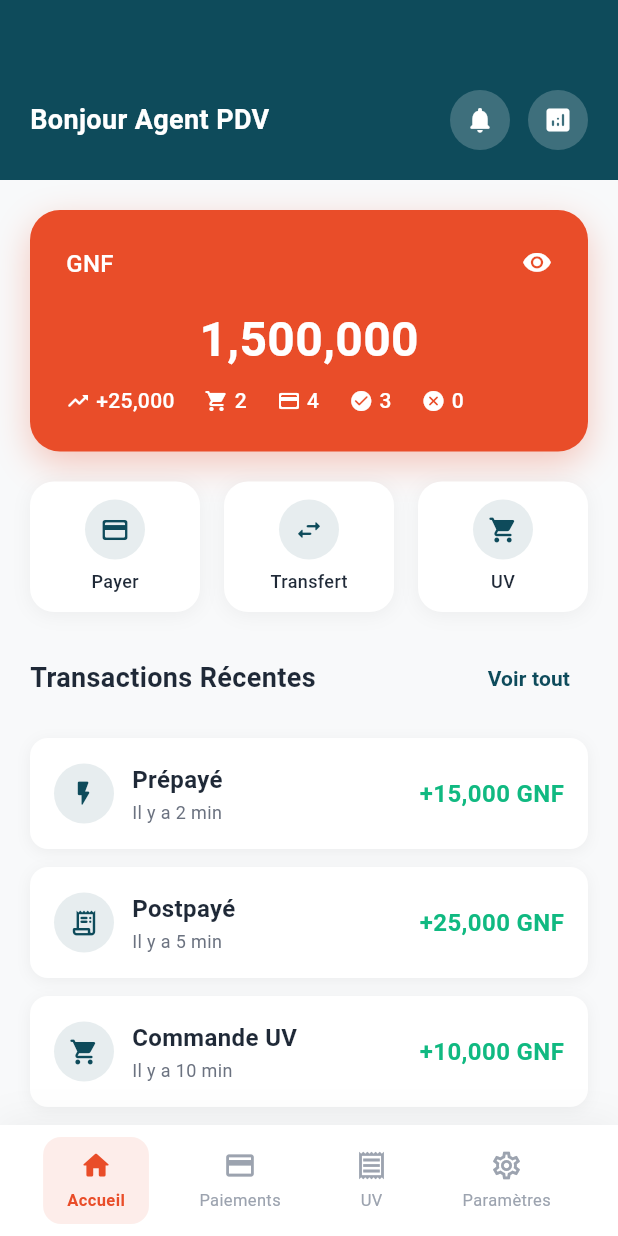
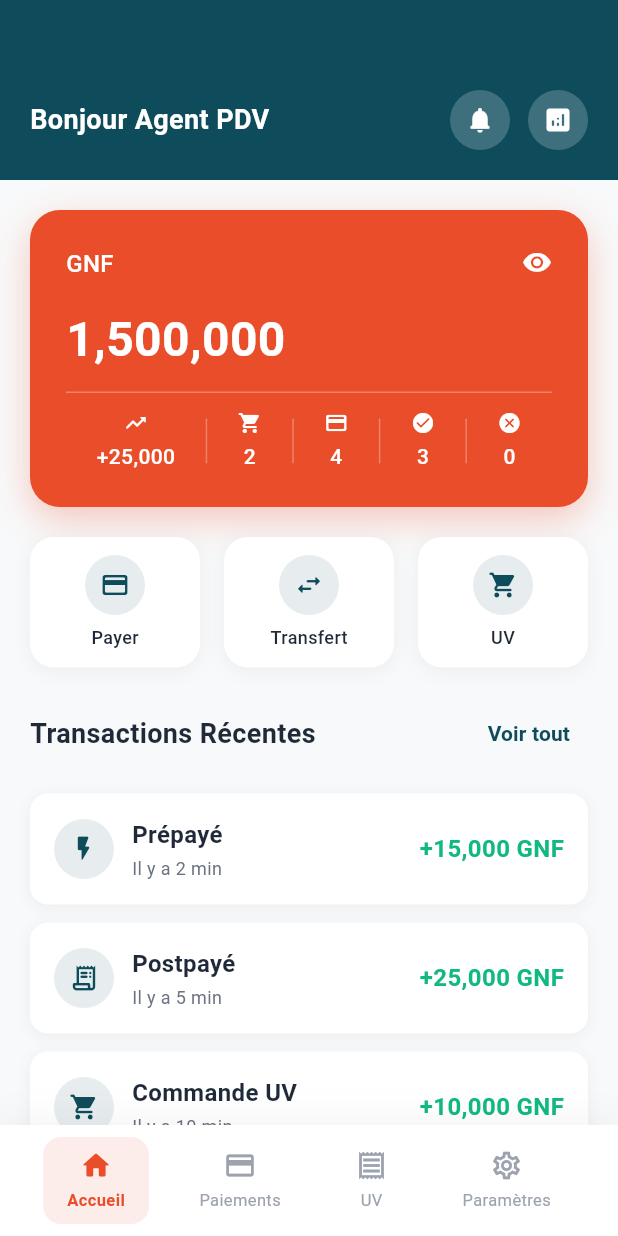
Before and after one commit to medchelios/pdv-baaf, a Flutter app: the HomeScreen screen opened by its route, on a phone screen of 412 x 824 dp. Run offline on Flutter 3.47's test engine with Material 3 defaults, Android fonts, the phone set to English and light mode, and no system bars; our stand-ins replace logger, shared_preferences; accounts and stored records are empty; Roboto replaces fonts that are missing (Futura).

Commit message:
Refactor HomeScreen layout to improve statistics display and navigation. Introduce helper methods for building stat items and vertical dividers. Update navigation to UVOrdersScreen and replace placeholder UV page with the actual screen.

```diff
--- a/lib/screens/home_screen.dart
+++ b/lib/screens/home_screen.dart
@@ -5,6 +5,7 @@ import '../services/auth_service.dart';
 import 'payment_type_screen.dart';
 import 'settings_screen.dart';
 import 'dashboard_screen.dart';
+import 'uv_orders_screen.dart';
 
 class HomeScreen extends StatefulWidget {
   const HomeScreen({super.key});
@@ -201,8 +202,7 @@ class _HomeScreenState extends State<HomeScreen> {
             ],
           ),
           const SizedBox(height: 16),
-          const Center(
-            child: Text(
+          const Text(
             '1,500,000',
             style: TextStyle(
               fontSize: 32,
@@ -210,87 +210,60 @@ class _HomeScreenState extends State<HomeScreen> {
               color: Colors.white,
             ),
           ),
+          const SizedBox(height: 12),
+          Container(
+            height: 1,
+            color: Colors.white.withValues(alpha: 0.3),
           ),
-          const SizedBox(height: 8),
+          const SizedBox(height: 12),
           Row(
+            mainAxisAlignment: MainAxisAlignment.spaceEvenly,
             children: [
-              const Icon(
-                Icons.trending_up_rounded,
+              _buildStatItem(Icons.trending_up_rounded, '+25,000'),
+              _buildVerticalDivider(),
+              _buildStatItem(Icons.shopping_cart_rounded, '2'),
+              _buildVerticalDivider(),
+              _buildStatItem(Icons.payment_rounded, '4'),
+              _buildVerticalDivider(),
+              _buildStatItem(Icons.check_circle_rounded, '3'),
+              _buildVerticalDivider(),
+              _buildStatItem(Icons.cancel_rounded, '0'),
+            ],
+          ),
+        ],
+      ),
+    );
+  }
+
+  Widget _buildStatItem(IconData icon, String value) {
+    return Column(
+      mainAxisSize: MainAxisSize.min,
+      children: [
+        Icon(
+          icon,
           color: Colors.white,
           size: 16,
         ),
-              const SizedBox(width: 4),
-              const Text(
-                '+25,000',
-                style: TextStyle(
-                  fontSize: 14,
-                  color: Colors.white,
-                  fontWeight: FontWeight.w500,
-                ),
-              ),
-              const SizedBox(width: 20),
-              const Icon(
-                Icons.shopping_cart_rounded,
-                color: Colors.white,
-                size: 16,
-              ),
-              const SizedBox(width: 4),
-              const Text(
-                '2',
-                style: TextStyle(
-                  fontSize: 14,
-                  color: Colors.white,
-                  fontWeight: FontWeight.w500,
-                ),
-              ),
-              const SizedBox(width: 20),
-              const Icon(
-                Icons.payment_rounded,
-                color: Colors.white,
-                size: 16,
-              ),
-              const SizedBox(width: 4),
-              const Text(
-                '4',
-                style: TextStyle(
-                  fontSize: 14,
-                  color: Colors.white,
-                  fontWeight: FontWeight.w500,
-                ),
-              ),
-              const SizedBox(width: 20),
-              const Icon(
-                Icons.check_circle_rounded,
-                color: Colors.white,
-                size: 16,
-              ),
-              const SizedBox(width: 4),
-              const Text(
-                '3',
-                style: TextStyle(
-                  fontSize: 14,
-                  color: Colors.white,
-                  fontWeight: FontWeight.w500,
-                ),
-              ),
-              const SizedBox(width: 20),
-              const Icon(
-                Icons.cancel_rounded,
-                color: Colors.white,
-                size: 16,
-              ),
-              const SizedBox(width: 4),
-              const Text(
-                '0',
-                style: TextStyle(
+        const SizedBox(height: 4),
+        Text(
+          value,
+          style: const TextStyle(
             fontSize: 14,
             color: Colors.white,
             fontWeight: FontWeight.w500,
           ),
         ),
       ],
-          ),
-        ],
+    );
+  }
+
+  Widget _buildVerticalDivider() {
+    return Container(
+      height: 30,
+      width: 1,
+      decoration: BoxDecoration(
+        color: Colors.white.withValues(alpha: 0.3),
+        borderRadius: BorderRadius.circular(0.5),
       ),
     );
   }
@@ -330,7 +303,12 @@ class _HomeScreenState extends State<HomeScreen> {
               icon: Icons.shopping_cart_rounded,
               label: 'UV',
               onTap: () {
-                // TODO: Aller aux commandes UV
+                Navigator.push(
+                  context,
+                  MaterialPageRoute(
+                    builder: (context) => const UVOrdersScreen(),
+                  ),
+                );
               },
             ),
           ),
@@ -532,13 +510,7 @@ class _HomeScreenState extends State<HomeScreen> {
   }
 
   Widget _buildUvPage() {
-    return const Center(
-      child: Text(
-        'Page UV\n(À implémenter)',
-        textAlign: TextAlign.center,
-        style: AppConstants.heading3,
-      ),
-    );
+    return const UVOrdersScreen();
   }
 
   Widget _buildSettingsPage() {
```
Lines whose indentation alone changed are shown as unchanged.
